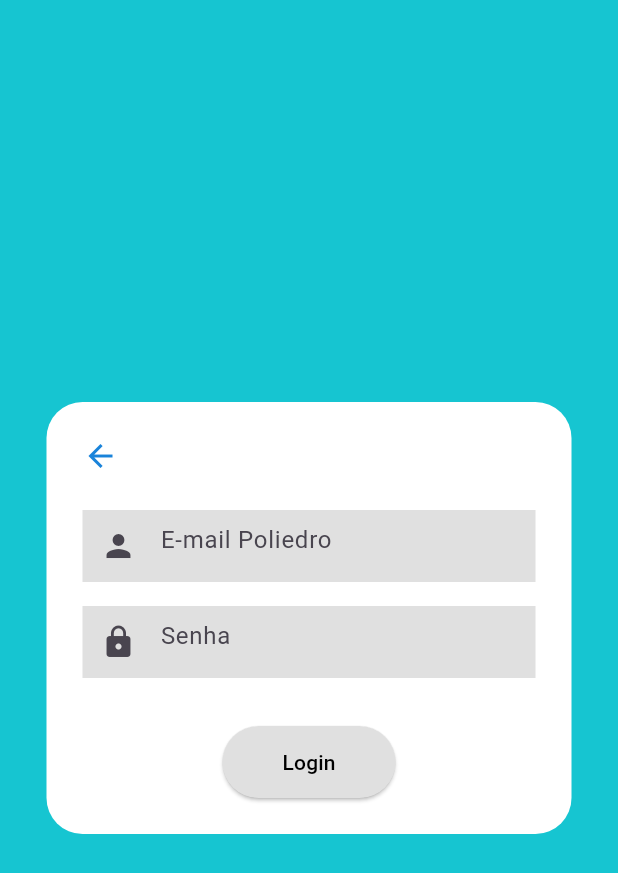
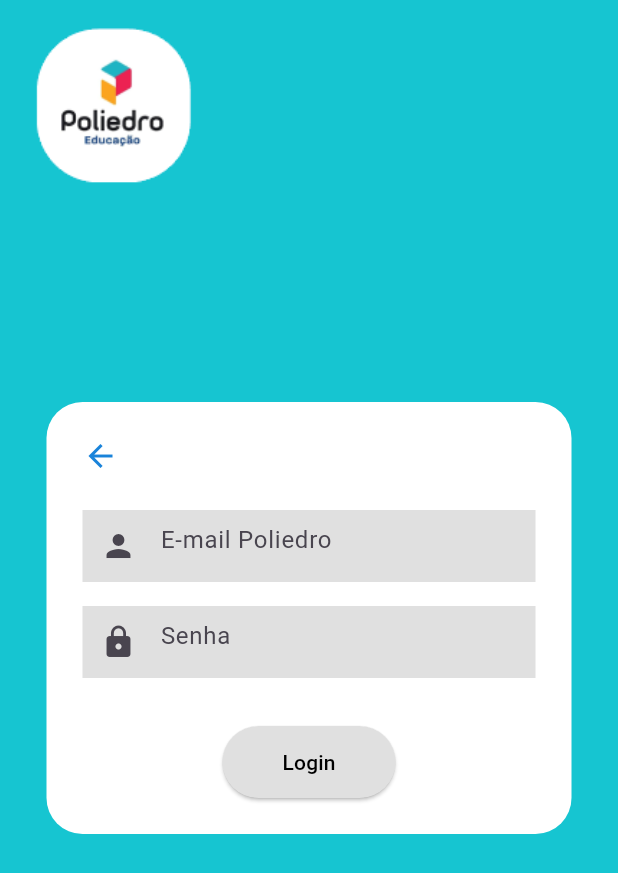
Before and after one commit to jcalladoo/showDoMilhao, a Flutter app: the screen it shows after launch, after a tap on "Login", on a phone screen of 412 x 824 dp. Shown: the top 873 px of the screen. Run offline on Flutter 3.47's test engine with Material 3 defaults, Android fonts, the phone set to English and light mode, and no system bars; network calls fail.

Commit message:
edição do front

```diff
--- a/showdomilhao/lib/screens/home_screen.dart
+++ b/showdomilhao/lib/screens/home_screen.dart
@@ -4,7 +4,7 @@
 import 'quiz_screen.dart';
 import 'login_screen.dart';
 import 'subject_selection_screen.dart';
-import 'ranking_screen.dart'; // 👈 Import da tela de Ranking
+import 'ranking_screen.dart';
 
 class HomeScreen extends StatelessWidget {
   const HomeScreen({super.key});
@@ -26,7 +26,7 @@
   void goToRanking(BuildContext context) {
     Navigator.push(
       context,
-      MaterialPageRoute(builder: (_) => const RankingScreen()), // 👈 Navega para ranking
+      MaterialPageRoute(builder: (_) => const RankingScreen()),
     );
   }
 
@@ -43,19 +43,30 @@
             return Stack(
               children: [
                 Positioned(
-                  top: 16,
-                  right: 16,
-                  child: ElevatedButton(
-                    style: ElevatedButton.styleFrom(
-                      backgroundColor: Colors.grey[300],
-                      shape: RoundedRectangleBorder(
-                        borderRadius: BorderRadius.circular(20),
+                  top: 46,
+                  right: 26,
+                  child: SizedBox(
+                    width: isSmallScreen ? 140 : 180,
+                    child: TextButton(
+                      onPressed: () => goToLogin(context),
+                      style: TextButton.styleFrom(
+                        backgroundColor: Colors.grey[300],
+                        padding: const EdgeInsets.symmetric(vertical: 12),
+                        shape: RoundedRectangleBorder(
+                          borderRadius: BorderRadius.circular(20),
+                        ),
+                      ),
+                      child: const Text(
+                        "Login",
+                        style: TextStyle(
+                          color: Colors.black,
+                          fontSize: 16,
+                        ),
                       ),
                     ),
-                    onPressed: () => goToLogin(context),
-                    child: const Text("Login", style: TextStyle(color: Colors.black)),
                   ),
                 ),
+
                 Center(
                   child: Column(
                     mainAxisAlignment: MainAxisAlignment.center,
@@ -94,13 +105,14 @@
                               borderRadius: BorderRadius.circular(20),
                             ),
                           ),
-                          onPressed: () => goToRanking(context), // 👈 Ação do botão Ranking
+                          onPressed: () => goToRanking(context),
                           child: const Text('Ranking'),
                         ),
                       ),
                     ],
                   ),
                 ),
+
                 Positioned(
                   bottom: 20,
                   left: 20,
@@ -109,6 +121,7 @@
                     width: isSmallScreen ? 340 : 380,
                   ),
                 ),
+
                 Positioned(
                   top: 16,
                   left: 16,
--- a/showdomilhao/lib/screens/login_screen.dart
+++ b/showdomilhao/lib/screens/login_screen.dart
@@ -45,9 +45,21 @@
 
   @override
   Widget build(BuildContext context) {
+    final isSmallScreen = MediaQuery.of(context).size.width < 600;
+
     return Scaffold(
       backgroundColor: const Color(0xFF16C5D1),
-      body: Center(
+      body: Stack(
+        children: [
+          Positioned(
+            top: 16,
+            left: 16,
+            child: Image.asset(
+              'assets/images/logo.png',
+              width: isSmallScreen ? 140 : 180,
+            ),
+          ),
+          Center(
             child: Container(
               margin: const EdgeInsets.all(24),
               padding: const EdgeInsets.all(24),
@@ -105,6 +117,8 @@
               ),
             ),
           ),
+        ],
+      ),
     );
   }
 }
--- a/showdomilhao/lib/screens/question_editor_screen.dart
+++ b/showdomilhao/lib/screens/question_editor_screen.dart
@@ -1,5 +1,3 @@
-// lib/screens/question_editor_screen.dart
-
 import 'package:flutter/material.dart';
 import '../services/api_service.dart';
 import '../models/question.dart';
@@ -8,11 +6,9 @@
   const QuestionEditorScreen({super.key});
 
   void _navigateToAddQuestion(BuildContext context) {
-    // TODO: navegar para tela de adicionar questão
   }
 
   void _navigateToDeleteQuestion(BuildContext context) {
-    // TODO: navegar para tela de remover questão
   }
 
   @override
--- a/showdomilhao/lib/screens/ranking_screen.dart
+++ b/showdomilhao/lib/screens/ranking_screen.dart
@@ -17,7 +17,6 @@
       body: SafeArea(
         child: Column(
           children: [
-            // Linha com o logo no canto
             Padding(
               padding: const EdgeInsets.only(top: 16.0, left: 16.0),
               child: Align(
@@ -55,7 +54,6 @@
 
             const SizedBox(height: 20),
 
-            // Lista de nomes
             Expanded(
               child: ListView.builder(
                 padding: const EdgeInsets.symmetric(horizontal: 24),
```
Also changed, not shown: showdomilhao/lib/screens/quiz_screen.dart (+6 -3 lines), showdomilhao/lib/screens/subject_selection_screen.dart (+31 -9 lines). Lines whose indentation alone changed are shown as unchanged.
